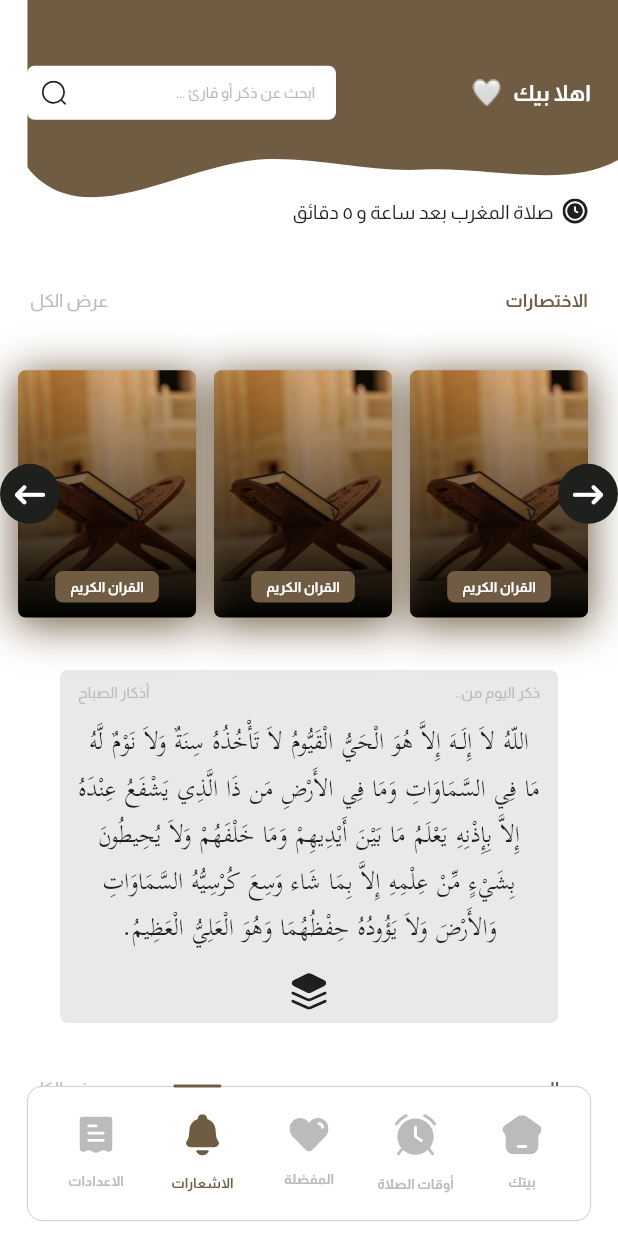
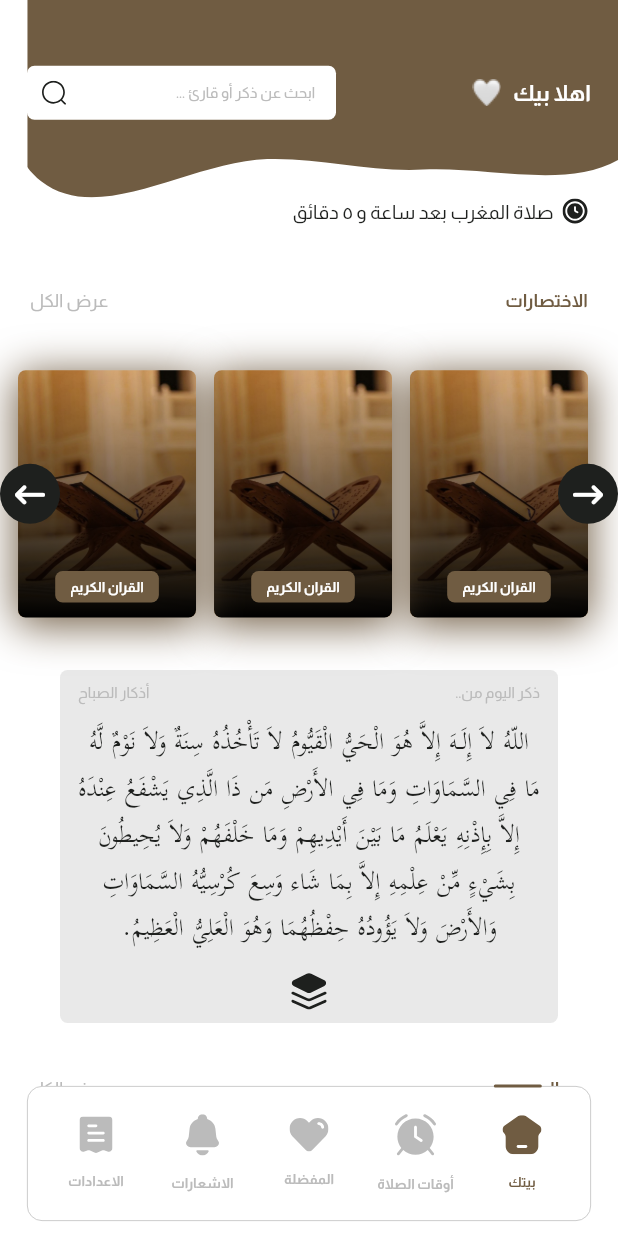
Before and after one commit to gelkomyy/fazakir, a Flutter app: the screen it shows after launch, after a tap on "فذكر", on a phone screen of 412 x 824 dp. Run offline on Flutter 3.47's test engine with Material 3 defaults, Android fonts, the phone set to English and light mode, and no system bars; our stand-ins replace flutter_bloc, flutter_svg, font_awesome_flutter, get_it, shared_preferences.

Commit message:
Add Navigation Cubit and Refactor Home View Navigation
Introduce a NavigationCubit to manage navigation state and stack, allowing for
back navigation and reset functionality. Refactor HomeView to integrate with the
new NavigationCubit, ensuring consistent navigation behavior across the app.

- Created NavigationCubit to handle navigation state and stack management.
- Updated HomeView to be controlled by NavigationCubit for navigation actions.
- Implemented NavigationPage to serve as the central navigation hub, integrating
  the NavigationCubit and CustomBottomNavBar.
- Modified CustomBottomNavBar to interact with NavigationCubit for item selection.
- Added safeEmit extension method for Cubit to ensure state emission only when
  the cubit is not closed.
- Updated route generation to use NavigationPage as the default home route.
- Included necessary dependencies (flutter_bloc, provider) in pubspec.yaml.

```diff
--- a/lib/Features/home/presentation/views/home_view.dart
+++ b/lib/Features/home/presentation/views/home_view.dart
@@ -1,17 +1,11 @@
-import 'package:fazakir/Features/home/presentation/views/widgets/custom_bottom_nav_bar.dart';
 import 'package:fazakir/Features/home/presentation/views/widgets/home_view_body.dart';
 import 'package:flutter/material.dart';
 
 class HomeView extends StatelessWidget {
   const HomeView({super.key});
 
-  static const String routeName = 'homeView';
-
   @override
   Widget build(BuildContext context) {
-    return const Scaffold(
-      bottomNavigationBar: CustomBottomNavBar(),
-      body: SafeArea(child: HomeViewBody()),
-    );
+    return const SafeArea(child: HomeViewBody());
   }
 }
--- /dev/null
+++ b/lib/Features/home/presentation/views/navigation_page.dart
@@ -0,0 +1,61 @@
+import 'package:fazakir/Features/home/presentation/manager/cubits/navigation_cubit/navigation_cubit.dart';
+import 'package:fazakir/Features/home/presentation/views/home_view.dart';
+import 'package:fazakir/Features/home/presentation/views/widgets/custom_bottom_nav_bar.dart';
+import 'package:flutter/material.dart';
+import 'package:flutter_bloc/flutter_bloc.dart';
+
+class NavigationPage extends StatelessWidget {
+  const NavigationPage({super.key});
+  static const String routeName = 'navigationPage';
+  @override
+  Widget build(BuildContext context) {
+    return BlocProvider(
+      create: (context) => NavigationCubit(),
+      child: BlocBuilder<NavigationCubit, int>(
+        builder: (context, state) {
+          return PopScope(
+            canPop: false,
+            onPopInvokedWithResult: (popBool, result) {
+              if (state == 0) {
+                /*  showExitConfirmation(context).then(
+                  (shouldExit) {
+                    if (shouldExit ?? false) {
+                      SystemNavigator.pop();
+                    }
+                  },
+                ); */
+              } else {
+                // Handle navigation index change if the state is not 0
+
+                context.read<NavigationCubit>().backNavigation();
+              }
+            },
+            child: Scaffold(
+              bottomNavigationBar: CustomBottomNavBar(
+                selectedIndex: state,
+              ),
+              body: getPage(state),
+            ),
+          );
+        },
+      ),
+    );
+  }
+
+  Widget getPage(int index) {
+    switch (index) {
+      case 0:
+        return const HomeView();
+      case 1:
+        return const HomeView();
+      case 2:
+        return const HomeView();
+      case 3:
+        return const HomeView();
+      case 4:
+        return const HomeView();
+      default:
+        return const HomeView();
+    }
+  }
+}
--- a/lib/Features/home/presentation/views/widgets/custom_bottom_nav_bar.dart
+++ b/lib/Features/home/presentation/views/widgets/custom_bottom_nav_bar.dart
@@ -1,30 +1,30 @@
-import 'dart:developer';
-
+import 'package:fazakir/Features/home/presentation/manager/cubits/navigation_cubit/navigation_cubit.dart';
 import 'package:fazakir/Features/home/presentation/views/widgets/custom_bottom_nav_bar_models.dart';
 import 'package:fazakir/Features/home/presentation/views/widgets/custom_nav_bar.dart';
 import 'package:fazakir/core/utils/app_assets.dart';
 import 'package:fazakir/core/utils/app_colors.dart';
 import 'package:fazakir/generated/l10n.dart';
 import 'package:flutter/material.dart';
+import 'package:flutter_bloc/flutter_bloc.dart';
 import 'package:flutter_svg/flutter_svg.dart';
 
 class CustomBottomNavBar extends StatelessWidget {
-  const CustomBottomNavBar({super.key});
-
+  const CustomBottomNavBar({super.key, required this.selectedIndex});
+  final int selectedIndex;
   @override
   Widget build(BuildContext context) {
     return CustomNavBar(
       navBarEssentials: NavBarEssentials(
         navBarHeight: 90,
         items: buildNavBarItems,
-        selectedIndex: 3,
+        selectedIndex: selectedIndex,
         backgroundColor: Colors.white,
         itemAnimationProperties: const ItemAnimationSettings(
           duration: Duration(milliseconds: 300),
           curve: Curves.easeInOut,
         ),
         onItemSelected: (int index) {
-          log('index: $index');
+          context.read<NavigationCubit>().navigationIndexView(index);
         },
         padding: const EdgeInsets.symmetric(
           horizontal: 10,
--- a/lib/Features/home/presentation/views/widgets/custom_nav_bar.dart
+++ b/lib/Features/home/presentation/views/widgets/custom_nav_bar.dart
@@ -117,10 +117,13 @@ class CustomNavBar extends StatelessWidget {
                         navBarEssentials.onItemSelected?.call(index);
                       }
                     },
-                    child: _buildItem(
-                      context,
-                      item,
-                      navBarEssentials.selectedIndex == index,
+                    child: ColoredBox(
+                      color: Colors.transparent,
+                      child: _buildItem(
+                        context,
+                        item,
+                        navBarEssentials.selectedIndex == index,
+                      ),
                     ),
                   ),
                 );
--- a/lib/Features/intro/presentation/views/widgets/intro_view_body.dart
+++ b/lib/Features/intro/presentation/views/widgets/intro_view_body.dart
@@ -1,4 +1,4 @@
-import 'package:fazakir/Features/home/presentation/views/home_view.dart';
+import 'package:fazakir/Features/home/presentation/views/navigation_page.dart';
 import 'package:fazakir/core/utils/app_colors.dart';
 import 'package:fazakir/core/utils/app_font_styles.dart';
 import 'package:fazakir/core/utils/func/get_it_setup.dart';
@@ -34,7 +34,7 @@ class IntroViewBody extends StatelessWidget {
             onPressed: () {
               final SharedPreferences prefs = getIt<SharedPreferences>();
               prefs.setBool('seen_intro', true);
-              Navigator.pushReplacementNamed(context, HomeView.routeName);
+              Navigator.pushReplacementNamed(context, NavigationPage.routeName);
             },
           ),
         ],
--- a/lib/core/utils/func/on_generate_routes.dart
+++ b/lib/core/utils/func/on_generate_routes.dart
@@ -1,14 +1,14 @@
-import 'package:fazakir/Features/home/presentation/views/home_view.dart';
+import 'package:fazakir/Features/home/presentation/views/navigation_page.dart';
 import 'package:fazakir/Features/intro/presentation/views/intro_view.dart';
 import 'package:flutter/material.dart';
 
 Route<dynamic> onGenerateRoutes(RouteSettings settings) {
   switch (settings.name) {
-    case HomeView.routeName:
-      return MaterialPageRoute(builder: (context) => const HomeView());
+    case NavigationPage.routeName:
+      return MaterialPageRoute(builder: (context) => const NavigationPage());
     case IntroView.routeName:
       return MaterialPageRoute(builder: (context) => const IntroView());
     default:
-      return MaterialPageRoute(builder: (context) => const HomeView());
+      return MaterialPageRoute(builder: (context) => const NavigationPage());
   }
 }
--- a/lib/main.dart
+++ b/lib/main.dart
@@ -1,4 +1,4 @@
-import 'package:fazakir/Features/home/presentation/views/home_view.dart';
+import 'package:fazakir/Features/home/presentation/views/navigation_page.dart';
 import 'package:fazakir/Features/intro/presentation/views/intro_view.dart';
 import 'package:fazakir/core/utils/app_colors.dart';
 import 'package:fazakir/core/utils/custom_fade_page_trasitions_builder.dart';
@@ -23,7 +23,7 @@ class Fazakir extends StatelessWidget {
     return MaterialApp(
       onGenerateRoute: onGenerateRoutes,
       initialRoute: getIt<SharedPreferences>().getBool('seen_intro') == true
-          ? HomeView.routeName
+          ? NavigationPage.routeName
           : IntroView.routeName,
       locale: const Locale('ar'),
       localizationsDelegates: const [
--- a/pubspec.yaml
+++ b/pubspec.yaml
@@ -31,6 +31,7 @@ dependencies:
   cupertino_icons: ^1.0.8
   flutter:
     sdk: flutter
+  flutter_bloc: ^8.1.6
   flutter_localizations:
     sdk: flutter
   flutter_svg: ^2.0.10+1
```
Also changed, not shown: lib/Features/home/presentation/manager/cubits/navigation_cubit/navigation_cubit.dart (added, +32 -0 lines), lib/core/utils/extensions/cubit_safe_emit.dart (added, +10 -0 lines), pubspec.lock.
